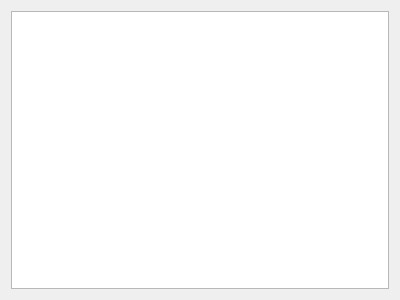
Old version of the form InvenTree_dialogs/dialogselectinventreestocklocation.ui in the repository martonmiklos/qntree.
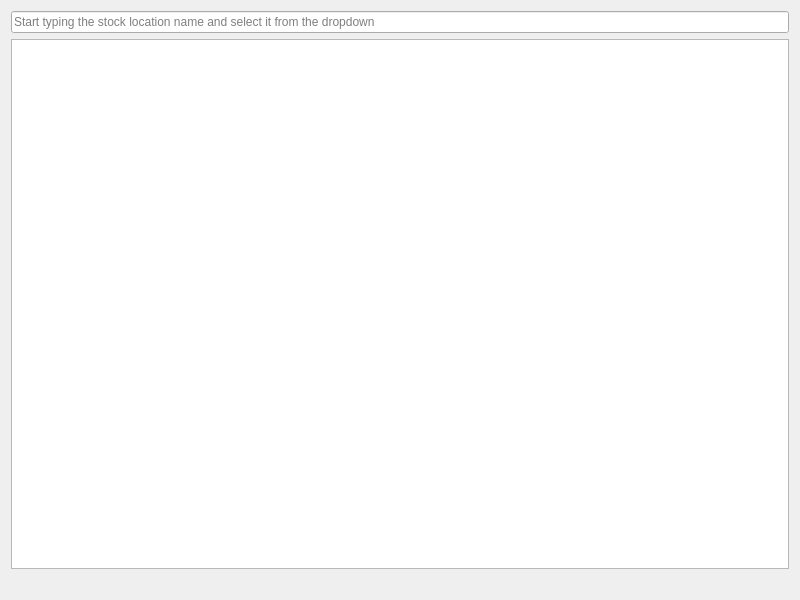
New version of the form. Custom widgets are drawn as their Qt base class.

Commit message: Add smarter category selector

The edit to the form file:
```diff
--- a/InvenTree_dialogs/dialogselectinventreestocklocation.ui
+++ b/InvenTree_dialogs/dialogselectinventreestocklocation.ui
@@ -6,19 +6,38 @@
    <rect>
     <x>0</x>
     <y>0</y>
-    <width>400</width>
-    <height>300</height>
+    <width>800</width>
+    <height>600</height>
    </rect>
   </property>
   <property name="windowTitle">
    <string>Select stock location</string>
   </property>
   <layout class="QGridLayout" name="gridLayout">
-   <item row="0" column="0">
+    <item row="0" column="0">
+    <widget class="InventreeStockLocationPathLineEdit" name="lineEditFilterSelector">
+     <property name="placeholderText">
+      <string>Start typing the stock location name and select it from the dropdown</string>
+     </property>
+    </widget>
+   </item>
+   <item row="1" column="0">
     <widget class="QTreeView" name="treeViewStockLocations"/>
    </item>
+   <item row="2" column="0">
+    <widget class="QLabel" name="labelError">
+     <property name="text"><string/></property>
+    </widget>
+   </item>
   </layout>
  </widget>
+ <customwidgets>
+  <customwidget>
+   <class>InventreeStockLocationPathLineEdit</class>
+   <extends>QLineEdit</extends>
+   <header>inventreestocklocationpathlineedit.h</header>
+  </customwidget>
+ </customwidgets>
  <resources/>
  <connections/>
 </ui>
```
The commit also changes 9 other files.
